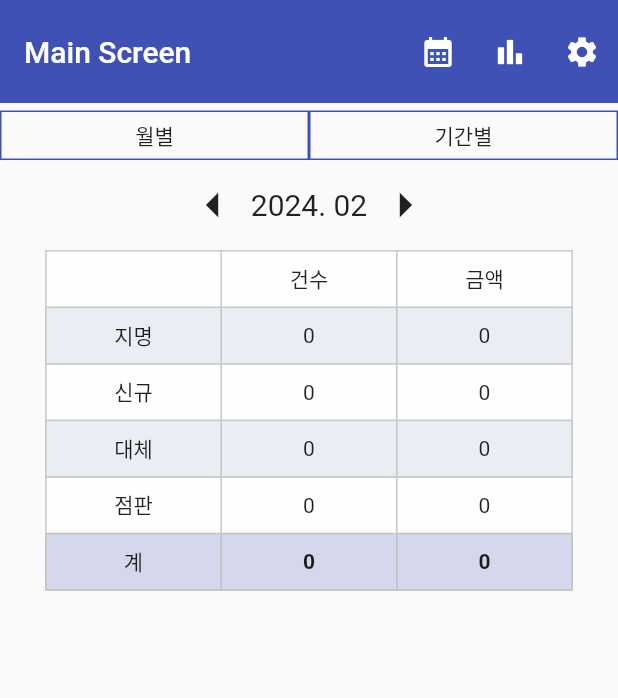
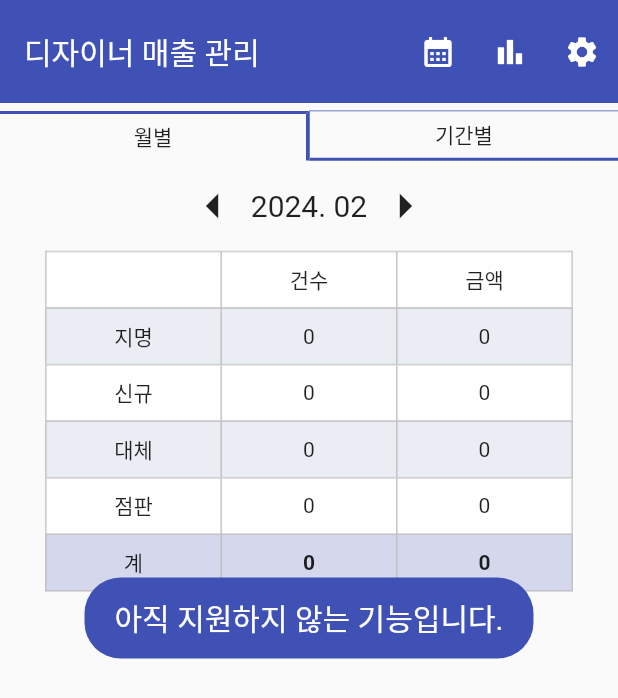
Before and after one commit to kanggo1111/hair_designer_sales_manage, a Flutter app: the screen it shows after launch, after a tap on the "bar chart" icon, after a tap on the "settings" icon, on a phone screen of 412 x 824 dp. Shown: the top 698 px of the screen. Run offline on Flutter 3.47's test engine with Material 3 defaults, Android fonts, the phone set to English and light mode, and no system bars; our stand-ins replace auto_size_text, currency_text_input_formatter, flutter_spinkit, fluttertoast; missing offline and left inert: back_button_interceptor.

Commit message:
add statistics screen #3
Details:
add statistics screen #3

TODO:
make statistics menu
i

```diff
--- /dev/null
+++ b/lib/devel.dart
@@ -0,0 +1,6 @@
+import 'package:flutter/material.dart';
+import 'package:fluttertoast/fluttertoast.dart';
+
+void showToast(String text) {
+  Fluttertoast.showToast(msg: text, gravity: ToastGravity.CENTER, backgroundColor: Colors.indigo, textColor: Colors.white, fontSize: 20);
+}
--- a/lib/screens/main_screen.dart
+++ b/lib/screens/main_screen.dart
@@ -1,4 +1,5 @@
 import 'package:flutter/material.dart';
+import 'package:hair_designer_sales_manage/devel.dart';
 import 'package:hair_designer_sales_manage/items/my_db.dart';
 import 'package:hair_designer_sales_manage/screens/calendar.dart';
 import 'package:hair_designer_sales_manage/screens/statistics_screen.dart';
@@ -67,7 +68,7 @@ class _MainScreenState extends State<MainScreen> {
                 .of(context)
                 .size
                 .height / 12,
-            title: Text('Main Screen'),
+            title: Text('디자이너 매출 관리'),
             elevation: 0,
             actions: [
               IconButton(onPressed: () {
@@ -76,7 +77,10 @@ class _MainScreenState extends State<MainScreen> {
               IconButton(onPressed: () {
                 _navigatorKey.currentState!.pushReplacementNamed(routeStatistics);
               }, icon: Icon(Icons.bar_chart_sharp)),
-              IconButton(onPressed: () {}, icon: Icon(Icons.settings)),
+              IconButton(onPressed: () {
+                showToast('아직 지원하지 않는 기능입니다.'); // TODO
+
+              }, icon: Icon(Icons.settings)),
             ],
           ),
           body: _isLoaded
--- a/lib/screens/statistics_screen.dart
+++ b/lib/screens/statistics_screen.dart
@@ -1,6 +1,7 @@
 import 'package:flutter/material.dart';
 import 'package:hair_designer_sales_manage/items/my_db.dart';
 import 'package:intl/intl.dart';
+import 'package:hair_designer_sales_manage/devel.dart';
 
 class Statistics extends StatefulWidget {
   const Statistics({super.key});
@@ -83,31 +84,37 @@ class _StatisticsState extends State<Statistics> {
             mainAxisAlignment: MainAxisAlignment.spaceBetween,
             children: [
               Expanded(
+                  child: GestureDetector(
+                    onTap: (){}, // TODO
                     child: Container(
                         padding: EdgeInsets.all(5),
                         alignment: Alignment.center,
                         decoration: BoxDecoration(
                           border: Border(
-                          top: BorderSide(color: Colors.indigo),
-                          left: BorderSide(color: Colors.indigo),
-                          right: BorderSide(color: Colors.indigo),
-                          bottom: BorderSide(color: Colors.indigo),
+                            top: BorderSide(color: Colors.indigo, width: 2),
+                            // left: BorderSide(color: Colors.indigo, width: 2),
+                            right: BorderSide(color: Colors.indigo, width: 2),
+                            //bottom: BorderSide(color: Colors.indigo),
                           ),
 
                         ),
-                      child: Text('월별'))),
+                        child: Text('월별')),
+                  )),
               Expanded(
+                  child: GestureDetector(
+                    onTap: (){showToast('아직 지원하지 않는 기능입니다.');}, // TODO
                     child: Container(
                         padding: EdgeInsets.all(5),
                         alignment: Alignment.center,
                         decoration: BoxDecoration(
                           border: Border(
-                            top: BorderSide(color: Colors.indigo),
-                            left: BorderSide(color: Colors.indigo),
-                            right: BorderSide(color: Colors.indigo),
-                            bottom: BorderSide(color: Colors.indigo)),
+                              top: BorderSide(color: Colors.indigo, width: 0.5),
+                              left: BorderSide(color: Colors.indigo, width: 0.5),
+                              // right: BorderSide(color: Colors.indigo, width: 0.5),
+                              bottom: BorderSide(color: Colors.indigo, width: 2)),
                         ),
-                      child: Text('기간별'))),
+                        child: Text('기간별')),
+                  )),
             ],
           ),
           const SizedBox(
--- a/pubspec.yaml
+++ b/pubspec.yaml
@@ -41,6 +41,7 @@ dependencies:
   back_button_interceptor: ^7.0.1
   flutter_spinkit: ^5.2.0
   auto_size_text: ^3.0.0
+  fluttertoast: ^8.2.4
 
 dev_dependencies:
   flutter_test:
```
Also changed, not shown: pubspec.lock, 2 other files. Lines whose indentation alone changed are shown as unchanged.
